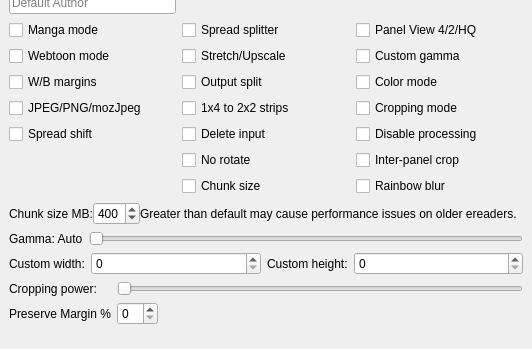
Before: the Qt Designer form gui/KCC.ui in ciromattia/kcc, drawn with Qt 5; both pictures show x 0 to 532 and y 237 to 586 of the 532 by 586 pixel window.
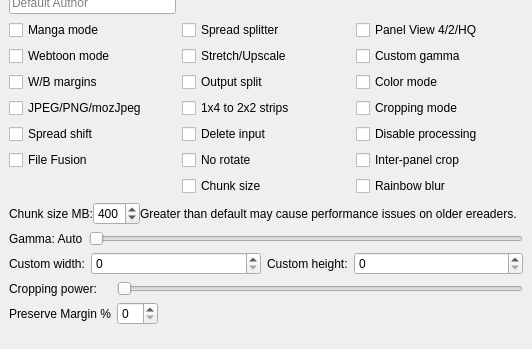
After: the same form once the commit is applied. Icons and pictures are not drawn.

What changed in the file:
```diff
--- a/gui/KCC.ui
+++ b/gui/KCC.ui
@@ -590,6 +590,16 @@
          </property>
         </widget>
        </item>
+       <item row="6" column="0">
+        <widget class="QCheckBox" name="fileFusionBox">
+         <property name="toolTip">
+          <string>&lt;html&gt;&lt;head/&gt;&lt;body&gt;&lt;p&gt;Combines all selected files into a single file. (Helpful for combining chapters into volumes.)&lt;/p&gt;&lt;/body&gt;&lt;/html&gt;</string>
+         </property>
+         <property name="text">
+          <string>File Fusion</string>
+         </property>
+        </widget>
+       </item>
        <item row="2" column="1">
         <widget class="QCheckBox" name="upscaleBox">
          <property name="toolTip">
```
